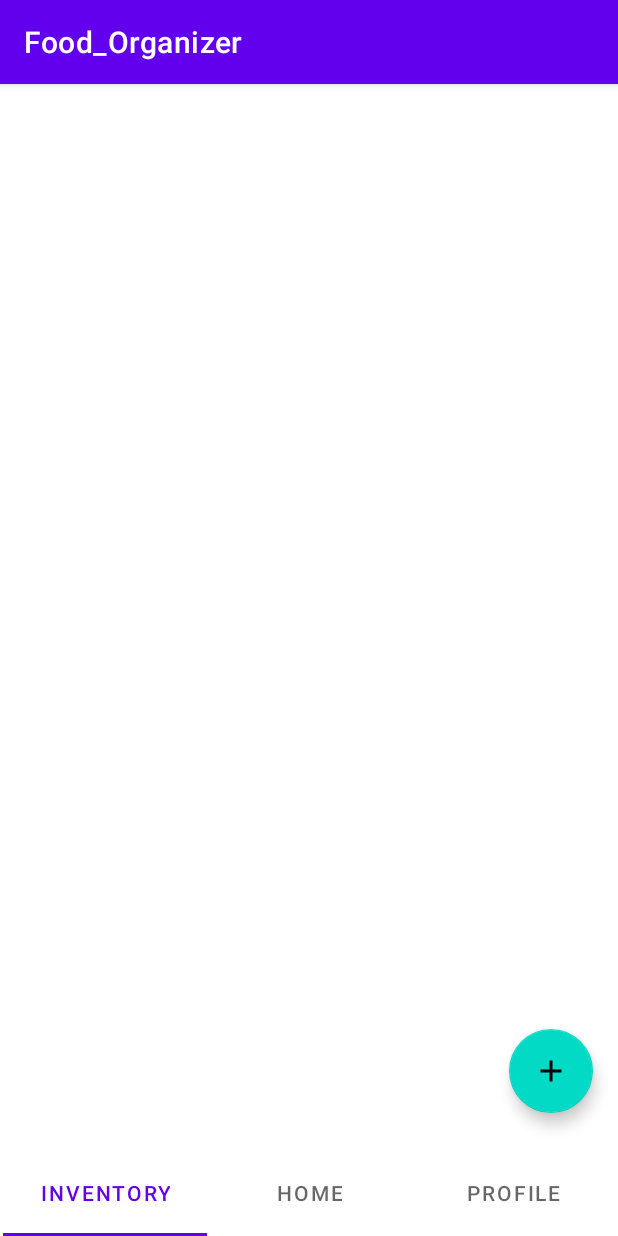
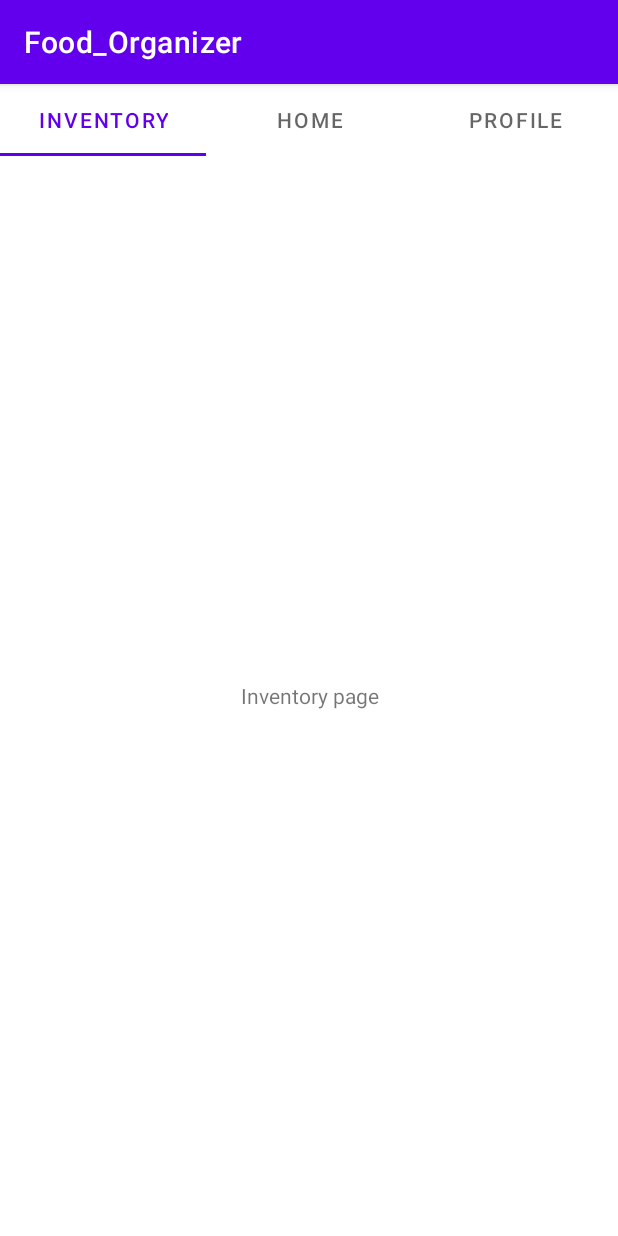
Before and after one commit to mycs2635/Food_Organizer-2, an Android app: the HomePage screen opened directly, with no data from a screen before it, on a phone screen of 412 x 824 dp. Run offline under Robolectric (Android 15) with nearby library versions, the phone set to English and light mode, and no system bars.

Commit message:
home page updated

```diff
--- a/app/build.gradle
+++ b/app/build.gradle
@@ -39,6 +39,7 @@
     // Import the BoM for the Firebase platform
     implementation platform('com.google.firebase:firebase-bom:28.4.0')
     implementation 'com.google.firebase:firebase-auth:21.0.1'
+    implementation 'androidx.legacy:legacy-support-v4:1.0.0'
 
 
     testImplementation 'junit:junit:4.+'
--- /dev/null
+++ b/app/src/main/java/com/example/food_organizer/FragmentAdapter.java
@@ -0,0 +1,34 @@
+package com.example.food_organizer;
+
+import androidx.annotation.NonNull;
+import androidx.fragment.app.Fragment;
+import androidx.fragment.app.FragmentActivity;
+import androidx.fragment.app.FragmentManager;
+import androidx.lifecycle.Lifecycle;
+import androidx.viewpager2.adapter.FragmentStateAdapter;
+
+public class FragmentAdapter extends FragmentStateAdapter {
+
+
+    public FragmentAdapter(FragmentManager fm, Lifecycle lifecycle) {
+        super(fm,lifecycle);
+    }
+
+    @NonNull
+    @Override
+    public Fragment createFragment(int position) {
+        switch(position)
+        {
+            case 1:
+                return new HomeFragment();
+            case 2:
+                return new ProfileFragment();
+        }
+        return new InventoryFragment();
+    }
+
+    @Override
+    public int getItemCount() {
+        return 3;
+    }
+}
--- a/app/src/main/java/com/example/food_organizer/HomePage.java
+++ b/app/src/main/java/com/example/food_organizer/HomePage.java
@@ -1,17 +1,58 @@
 package com.example.food_organizer;
 
 import androidx.appcompat.app.AppCompatActivity;
+import androidx.fragment.app.FragmentManager;
+import androidx.viewpager2.widget.ViewPager2;
 
 import android.content.Intent;
 import android.os.Bundle;
+import android.widget.TableLayout;
+
+import com.google.android.material.tabs.TabLayout;
 
 public class HomePage extends AppCompatActivity {
+ TabLayout tabLayout;
+ ViewPager2 viewpage;
+ FragmentAdapter adapter;
 
     @Override
     protected void onCreate(Bundle savedInstanceState) {
         super.onCreate(savedInstanceState);
         setContentView(R.layout.activity_home_page);
         Intent intent = getIntent();
+        tabLayout=findViewById(R.id.tablayout);
+        viewpage=findViewById(R.id.viewpager2);
+        FragmentManager fm=getSupportFragmentManager();
+        adapter=new FragmentAdapter(fm,getLifecycle());
+        viewpage.setAdapter(adapter);
+        tabLayout.addTab(tabLayout.newTab().setText("Inventory"));
+        tabLayout.addTab(tabLayout.newTab().setText("Home"));
+        tabLayout.addTab(tabLayout.newTab().setText("Profile"));
+        tabLayout.addOnTabSelectedListener(new TabLayout.OnTabSelectedListener() {
+            @Override
+            public void onTabSelected(TabLayout.Tab tab) {
+                viewpage.setCurrentItem(tab.getPosition());
+            }
+
+            @Override
+            public void onTabUnselected(TabLayout.Tab tab) {
+
+            }
+
+            @Override
+            public void onTabReselected(TabLayout.Tab tab) {
+
+            }
+        });
+        viewpage.registerOnPageChangeCallback(new ViewPager2.OnPageChangeCallback() {
+            @Override
+            public void onPageSelected(int position) {
+                super.onPageSelected(position);
+               tabLayout.selectTab( tabLayout.getTabAt(position));
+            }
+        });
+
+
 
     }
 }
--- /dev/null
+++ b/app/src/main/java/com/example/food_organizer/InventoryFragment.java
@@ -0,0 +1,64 @@
+package com.example.food_organizer;
+
+import android.os.Bundle;
+
+import androidx.fragment.app.Fragment;
+
+import android.view.LayoutInflater;
+import android.view.View;
+import android.view.ViewGroup;
+
+/**
+ * A simple {@link Fragment} subclass.
+ * Use the {@link InventoryFragment#newInstance} factory method to
+ * create an instance of this fragment.
+ */
+public class InventoryFragment extends Fragment {
+
+    // TODO: Rename parameter arguments, choose names that match
+    // the fragment initialization parameters, e.g. ARG_ITEM_NUMBER
+    private static final String ARG_PARAM1 = "param1";
+    private static final String ARG_PARAM2 = "param2";
+
+    // TODO: Rename and change types of parameters
+    private String mParam1;
+    private String mParam2;
+
+    public InventoryFragment() {
+        // Required empty public constructor
+    }
+
+    /**
+     * Use this factory method to create a new instance of
+     * this fragment using the provided parameters.
+     *
+     * @param param1 Parameter 1.
+     * @param param2 Parameter 2.
+     * @return A new instance of fragment InventoryFragment.
+     */
+    // TODO: Rename and change types and number of parameters
+    public static InventoryFragment newInstance(String param1, String param2) {
+        InventoryFragment fragment = new InventoryFragment();
+        Bundle args = new Bundle();
+        args.putString(ARG_PARAM1, param1);
+        args.putString(ARG_PARAM2, param2);
+        fragment.setArguments(args);
+        return fragment;
+    }
+
+    @Override
+    public void onCreate(Bundle savedInstanceState) {
+        super.onCreate(savedInstanceState);
+        if (getArguments() != null) {
+            mParam1 = getArguments().getString(ARG_PARAM1);
+            mParam2 = getArguments().getString(ARG_PARAM2);
+        }
+    }
+
+    @Override
+    public View onCreateView(LayoutInflater inflater, ViewGroup container,
+                             Bundle savedInstanceState) {
+        // Inflate the layout for this fragment
+        return inflater.inflate(R.layout.fragment_inventory, container, false);
+    }
+}
--- a/app/src/main/res/layout/activity_home_page.xml
+++ b/app/src/main/res/layout/activity_home_page.xml
@@ -1,5 +1,5 @@
 <?xml version="1.0" encoding="utf-8"?>
-<androidx.constraintlayout.widget.ConstraintLayout xmlns:android="http://schemas.android.com/apk/res/android"
+<RelativeLayout xmlns:android="http://schemas.android.com/apk/res/android"
     xmlns:app="http://schemas.android.com/apk/res-auto"
     xmlns:tools="http://schemas.android.com/tools"
     android:layout_width="match_parent"
@@ -7,52 +7,16 @@
     tools:context=".HomePage">
 
     <com.google.android.material.tabs.TabLayout
-        android:id="@+id/tabLayout"
-        android:layout_width="408dp"
-        android:layout_height="58dp"
-        app:layout_constraintBottom_toBottomOf="parent"
-        app:layout_constraintEnd_toEndOf="parent"
-        app:layout_constraintStart_toStartOf="parent"
-        app:layout_constraintTop_toTopOf="parent"
-        app:layout_constraintVertical_bias="1.0">
 
-        <com.google.android.material.tabs.TabItem
-            android:layout_width="wrap_content"
-            android:layout_height="wrap_content"
-            android:text="Inventory" />
-
-        <com.google.android.material.tabs.TabItem
-            android:layout_width="wrap_content"
-            android:layout_height="wrap_content"
-            android:text="Home" />
-
-        <com.google.android.material.tabs.TabItem
-            android:layout_width="wrap_content"
-            android:layout_height="wrap_content"
-            android:text="Profile" />
-    </com.google.android.material.tabs.TabLayout>
-
-    <com.google.android.material.floatingactionbutton.FloatingActionButton
-        android:id="@+id/floatingActionButton2"
-        android:layout_width="wrap_content"
+        android:id="@+id/tablayout"
+        android:layout_width="match_parent"
         android:layout_height="wrap_content"
-        android:clickable="true"
-        app:layout_constraintBottom_toTopOf="@+id/tabLayout"
-        app:layout_constraintEnd_toEndOf="parent"
-        app:layout_constraintHorizontal_bias="0.954"
-        app:layout_constraintStart_toStartOf="parent"
-        app:layout_constraintTop_toTopOf="parent"
-        app:layout_constraintVertical_bias="0.963"
-        app:srcCompat="@drawable/ic_baseline_add_24" />
+        />
 
     <androidx.viewpager2.widget.ViewPager2
-        android:layout_width="409dp"
-        android:layout_height="581dp"
-        app:layout_constraintBottom_toTopOf="@+id/floatingActionButton2"
-        app:layout_constraintEnd_toEndOf="parent"
-        app:layout_constraintHorizontal_bias="1.0"
-        app:layout_constraintStart_toStartOf="parent"
-        app:layout_constraintTop_toTopOf="parent"
-        app:layout_constraintVertical_bias="1.0" />
+        android:id="@+id/viewpager2"
+        android:layout_width="match_parent"
+        android:layout_height="match_parent"
+        android:layout_below="@id/tablayout" />
 
-</androidx.constraintlayout.widget.ConstraintLayout>
+</RelativeLayout>
--- /dev/null
+++ b/app/src/main/res/layout/fragment_inventory.xml
@@ -0,0 +1,14 @@
+<?xml version="1.0" encoding="utf-8"?>
+<FrameLayout xmlns:android="http://schemas.android.com/apk/res/android"
+    xmlns:tools="http://schemas.android.com/tools"
+    android:layout_width="match_parent"
+    android:layout_height="match_parent"
+    tools:context=".InventoryFragment">
+
+    <TextView
+        android:id="@+id/Inventory_fragment"
+        android:layout_width="match_parent"
+        android:layout_height="match_parent"
+        android:gravity="center"
+        android:text="Inventory page" />
+</FrameLayout>
--- a/app/src/main/res/values/strings.xml
+++ b/app/src/main/res/values/strings.xml
@@ -18,5 +18,7 @@
     <string name="or">Or</string>
     <string name="users_info">Users Info</string>
     <string name="viewall">ViewAll</string>
+    <!-- TODO: Remove or change this placeholder text -->
+    <string name="hello_blank_fragment">Hello blank fragment</string>
 
 </resources>
```
Also changed, not shown: app/src/main/java/com/example/food_organizer/HomeFragment.java (added, +64 -0 lines), app/src/main/java/com/example/food_organizer/ProfileFragment.java (added, +64 -0 lines), app/src/main/res/layout/fragment_home.xml (added, +16 -0 lines), app/src/main/res/layout/fragment_profile.xml (added, +17 -0 lines).
